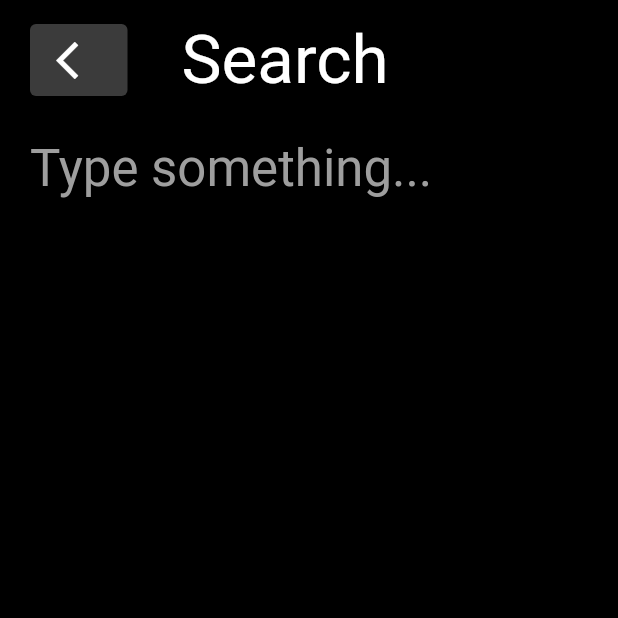
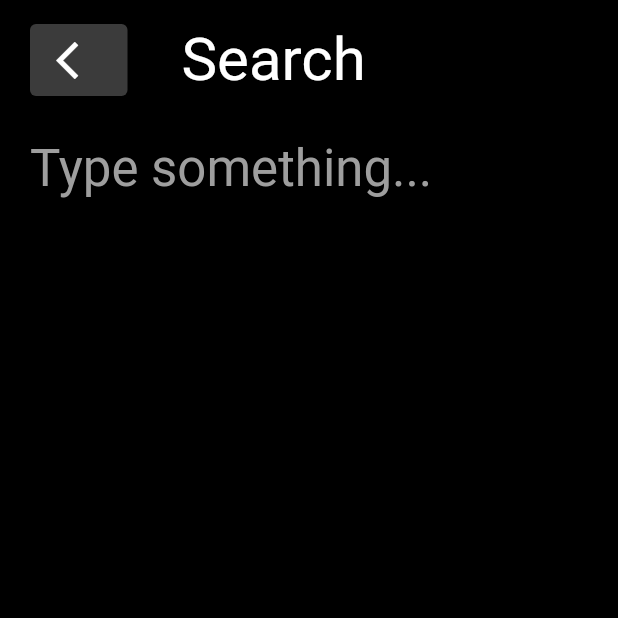
Before and after one commit to gzaber/notes_app, a Flutter app: the screen it shows after launch, after a tap on the "search" icon, on a phone screen of 412 x 824 dp, the top half of it. Run offline on Flutter 3.47's test engine with Material 2 defaults, Android fonts, the phone set to English and light mode, and no system bars; our stand-ins replace bloc, equatable, sqflite; accounts and stored records are empty.

Commit message:
Improve UI

```diff
--- a/lib/main.dart
+++ b/lib/main.dart
@@ -3,9 +3,7 @@ import 'package:notes_app/composition_root.dart';
 
 void main() {
   runApp(
-    MyApp(
-      startPage: CompositionRoot.composeHomePage(),
-    ),
+    MyApp(startPage: CompositionRoot.composeHomePage()),
   );
 }
 
@@ -25,7 +23,7 @@ class MyApp extends StatelessWidget {
           backgroundColor: Colors.black,
           toolbarHeight: 80.0,
           elevation: 0.0,
-          titleTextStyle: Theme.of(context).textTheme.headline3!.copyWith(color: Colors.white),
+          titleTextStyle: Theme.of(context).textTheme.headlineLarge!.copyWith(color: Colors.white),
         ),
         scaffoldBackgroundColor: Colors.black,
         floatingActionButtonTheme:
--- a/lib/presentation/ui/pages/home_page.dart
+++ b/lib/presentation/ui/pages/home_page.dart
@@ -1,6 +1,7 @@
 import 'dart:math';
 
 import 'package:flutter/material.dart';
+import 'package:flutter_staggered_grid_view/flutter_staggered_grid_view.dart';
 import 'package:notes_app/composition_root.dart';
 import 'package:notes_app/domain/entities/note.dart';
 import 'package:notes_app/presentation/helpers/colors.dart';
@@ -41,18 +42,19 @@ class HomePage extends StatelessWidget {
         ),
       ),
       body: SafeArea(
-        child: SingleChildScrollView(
-          padding: const EdgeInsets.symmetric(horizontal: kSidePadding),
-          child: _buildNoteList(context, testNotes),
-        ),
+        child: _buildMasonryGridView(context, testNotes),
       ),
     );
   }
 
-  _buildNoteList(BuildContext context, List<Note> notes) => Column(
-        children: List.generate(
-          notes.length,
-          (index) => NoteCard(
+  _buildMasonryGridView(BuildContext context, List<Note> notes) => MasonryGridView.count(
+        itemCount: testNotes.length,
+        crossAxisCount: 2,
+        mainAxisSpacing: 8.0,
+        crossAxisSpacing: 8.0,
+        padding: const EdgeInsets.symmetric(horizontal: kSidePadding),
+        itemBuilder: (context, index) {
+          return NoteCard(
             note: notes[index],
             color: colorPalette[Random().nextInt(colorPalette.length)],
             onTap: () => Navigator.of(context).push(
@@ -61,8 +63,8 @@ class HomePage extends StatelessWidget {
               ),
             ),
             onLongPress: () => _showDeleteDialog(context),
-          ),
-        ),
+          );
+        },
       );
 
   _showDeleteDialog(BuildContext context) {
@@ -90,7 +92,7 @@ List<Note> testNotes = [
   Note(
     id: 'id1',
     date: '01-01-2022',
-    title: 'How to make your personal brand stand out online',
+    title: 'How to make your personal brand stand out online, wakamaka flo beach',
     content:
         'Lorem ipsum dolor sit amet, consectetur adipiscing elit, sed do eiusmod tempor incididunt ut labore et dolore magna aliqua. Ut enim ad minim veniam, quis nostrud exercitation ullamco laboris nisi ut aliquip ex ea commodo consequat. Lorem ipsum dolor sit amet, consectetur adipiscing elit, sed do eiusmod tempor incididunt ut labore et dolore magna aliqua. Ut enim ad minim veniam, quis nostrud exercitation ullamco laboris nisi ut aliquip ex ea commodo consequat.',
   ),
--- a/lib/presentation/ui/pages/search_page.dart
+++ b/lib/presentation/ui/pages/search_page.dart
@@ -2,6 +2,7 @@ import 'package:flutter/material.dart';
 import 'package:notes_app/presentation/helpers/constants.dart';
 
 import '../widgets/custom_elevated_button.dart';
+import '../widgets/custom_text_field.dart';
 
 class SearchPage extends StatelessWidget {
   const SearchPage({Key? key}) : super(key: key);
@@ -23,16 +24,10 @@ class SearchPage extends StatelessWidget {
           child: Column(
             crossAxisAlignment: CrossAxisAlignment.start,
             children: [
-              TextField(
-                controller: TextEditingController(text: ''),
-                cursorColor: Colors.white,
-                keyboardType: TextInputType.text,
-                textInputAction: TextInputAction.next,
-                decoration: InputDecoration(
-                  hintText: kTypeSomething,
-                  hintStyle:
-                      Theme.of(context).textTheme.headlineMedium!.copyWith(color: Colors.grey),
-                ),
+              CustomTextField(
+                text: '',
+                hintText: kTypeSomething,
+                textInputAction: TextInputAction.done,
                 style: Theme.of(context).textTheme.headlineMedium!.copyWith(color: Colors.grey),
                 maxLines: 1,
               ),
--- /dev/null
+++ b/lib/presentation/ui/widgets/custom_text_field.dart
@@ -0,0 +1,36 @@
+import 'package:flutter/material.dart';
+
+class CustomTextField extends StatelessWidget {
+  final String text;
+  final String hintText;
+  final TextStyle style;
+  final int maxLines;
+  final TextInputAction textInputAction;
+
+  const CustomTextField({
+    Key? key,
+    required this.text,
+    required this.hintText,
+    required this.style,
+    required this.maxLines,
+    this.textInputAction = TextInputAction.newline,
+  }) : super(key: key);
+
+  @override
+  Widget build(BuildContext context) {
+    return TextField(
+      controller: TextEditingController(text: text),
+      cursorColor: Colors.white,
+      keyboardType: TextInputType.multiline,
+      textInputAction: textInputAction,
+      decoration: InputDecoration(
+        hintText: hintText,
+        focusedBorder: const UnderlineInputBorder(borderSide: BorderSide(color: Colors.white)),
+        hintStyle: style,
+      ),
+      style: style,
+      minLines: 1,
+      maxLines: maxLines,
+    );
+  }
+}
--- a/lib/presentation/ui/widgets/note_card.dart
+++ b/lib/presentation/ui/widgets/note_card.dart
@@ -17,9 +17,7 @@ class NoteCard extends StatelessWidget {
 
   @override
   Widget build(BuildContext context) {
-    return Padding(
-      padding: const EdgeInsets.symmetric(vertical: 8.0),
-      child: Container(
+    return Container(
       decoration: BoxDecoration(
         color: color,
         borderRadius: BorderRadius.circular(5.0),
@@ -52,7 +50,6 @@ class NoteCard extends StatelessWidget {
           ),
         ),
       ),
-      ),
     );
   }
 }
--- a/pubspec.yaml
+++ b/pubspec.yaml
@@ -13,7 +13,10 @@ dependencies:
   flutter:
     sdk: flutter
   flutter_bloc: ^8.0.1
+  flutter_staggered_grid_view: ^0.6.1
   intl: ^0.17.0
+  path: ^1.8.0
+  path_provider: ^2.0.9
   sqflite: ^2.0.2
   uuid: ^3.0.6
 
```
Also changed, not shown: lib/data/database/notes_database.dart (added, +25 -0 lines), lib/presentation/ui/pages/upsert_page.dart (+9 -23 lines), pubspec.lock. Lines whose indentation alone changed are shown as unchanged.
